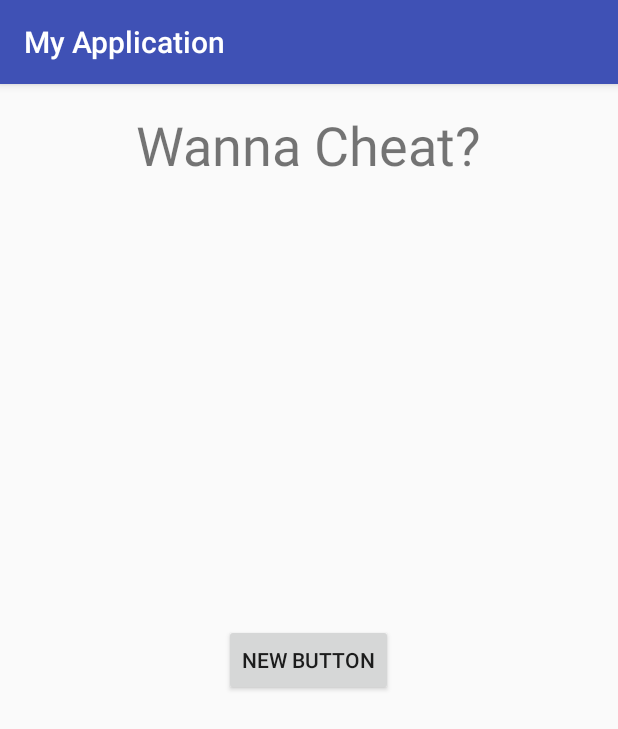
After one commit to AnnaKohler/QuizApp, an Android app: the CheatActivity screen opened directly, with no data from a screen before it, on a phone screen of 412 x 824 dp. The commit adds this screen. Shown: the top 729 px of the screen. Run offline under Robolectric (Android 15) with nearby library versions, the phone set to English and light mode, and no system bars.

Commit message:
CheatActivity added

```diff
--- a/app/src/main/AndroidManifest.xml
+++ b/app/src/main/AndroidManifest.xml
@@ -15,6 +15,7 @@
                 <category android:name="android.intent.category.LAUNCHER" />
             </intent-filter>
         </activity>
+        <activity android:name=".CheatActivity"></activity>
     </application>
 
 </manifest>
--- /dev/null
+++ b/app/src/main/java/ru/startandroid/myapplication/CheatActivity.java
@@ -0,0 +1,24 @@
+package ru.startandroid.myapplication;
+
+import android.content.Intent;
+import android.support.v7.app.AppCompatActivity;
+import android.os.Bundle;
+import android.widget.TextView;
+
+public class CheatActivity extends AppCompatActivity {
+
+    @Override
+    protected void onCreate(Bundle savedInstanceState) {
+        super.onCreate(savedInstanceState);
+        setContentView(R.layout.activity_cheat);
+        Intent i=getIntent();
+        i.getBooleanExtra("Question_answer", true);
+        i.getStringExtra("Question_text");
+        TextView question=(TextView)findViewById(R.id.textView2);
+        question.setText(i.getStringExtra("Question_text")); //TODO: Верстка
+        Intent j=new Intent(CheatActivity.this, MainActivity.class);
+        //TODO:Флаг чита
+
+
+    }
+}
--- /dev/null
+++ b/app/src/main/res/layout/activity_cheat.xml
@@ -0,0 +1,47 @@
+<?xml version="1.0" encoding="utf-8"?>
+<RelativeLayout xmlns:android="http://schemas.android.com/apk/res/android"
+    xmlns:tools="http://schemas.android.com/tools"
+    android:layout_width="match_parent"
+    android:layout_height="match_parent"
+    android:paddingBottom="@dimen/activity_vertical_margin"
+    android:paddingLeft="@dimen/activity_horizontal_margin"
+    android:paddingRight="@dimen/activity_horizontal_margin"
+    android:paddingTop="@dimen/activity_vertical_margin"
+    tools:context="ru.startandroid.myapplication.CheatActivity">
+
+    <LinearLayout
+        android:orientation="vertical"
+        android:layout_width="match_parent"
+        android:layout_height="wrap_content"
+        android:layout_alignParentTop="true"
+        android:layout_centerHorizontal="true">
+
+        <TextView
+            android:layout_width="wrap_content"
+            android:layout_height="wrap_content"
+            android:text="@string/cheatTxt"
+            android:id="@+id/textView"
+            android:layout_gravity="center_horizontal"
+            android:textSize="36dp"
+            android:layout_weight="2" />
+
+        <TextView
+            android:layout_width="wrap_content"
+            android:layout_height="wrap_content"
+            android:text="New Text"
+            android:id="@+id/textView2"
+            android:layout_gravity="center_horizontal"
+            android:layout_weight="1" />
+
+    </LinearLayout>
+
+    <Button
+        android:layout_width="wrap_content"
+        android:layout_height="wrap_content"
+        android:text="New Button"
+        android:id="@+id/button"
+        android:layout_gravity="center_horizontal"
+        android:layout_centerVertical="true"
+        android:layout_centerHorizontal="true" />
+
+</RelativeLayout>
--- a/app/src/main/res/values/strings.xml
+++ b/app/src/main/res/values/strings.xml
@@ -6,4 +6,6 @@
     <string name="nextBtn">Next</string>
     <string name="rightAns">Right!</string>
     <string name="wrongAns">Wrong!</string>
+    <string name="Cheat">Cheat</string>
+    <string name="cheatTxt">Wanna Cheat?</string>
 </resources>
```
Also changed, not shown: app/src/main/java/ru/startandroid/myapplication/MainActivity.java (+21 -4 lines), app/src/main/res/layout/activity_main.xml (+19 -5 lines).
